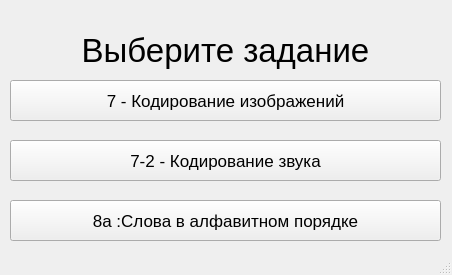
The window that data/choice.ui (ChibisGames/PyQt_trainer) describes before a commit, drawn with Qt 5.
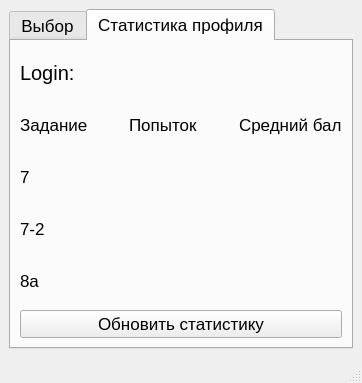
The same window after the commit. The open tabs and pages were chosen to show the change.

Patch:
```diff
--- a/data/choice.ui
+++ b/data/choice.ui
@@ -6,8 +6,8 @@
    <rect>
     <x>0</x>
     <y>0</y>
-    <width>452</width>
-    <height>275</height>
+    <width>362</width>
+    <height>383</height>
    </rect>
   </property>
   <property name="font">
@@ -19,15 +19,32 @@
    <string>Тренажёр</string>
   </property>
   <widget class="QWidget" name="centralwidget">
+   <layout class="QFormLayout" name="formLayout">
+    <item row="0" column="0" colspan="2">
+     <widget class="QTabWidget" name="tabWidget">
+      <property name="currentIndex">
+       <number>0</number>
+      </property>
+      <widget class="QWidget" name="Choice">
+       <attribute name="title">
+        <string>Выбор</string>
+       </attribute>
+       <layout class="QGridLayout" name="gridLayout">
+        <item row="3" column="0">
+         <widget class="QPushButton" name="num_8a">
+          <property name="sizePolicy">
+           <sizepolicy hsizetype="Expanding" vsizetype="Expanding">
+            <horstretch>0</horstretch>
+            <verstretch>0</verstretch>
+           </sizepolicy>
+          </property>
+          <property name="text">
+           <string>8a :Слова в алфавитном порядке</string>
+          </property>
+         </widget>
+        </item>
+        <item row="0" column="0">
    <widget class="QLabel" name="label">
-    <property name="geometry">
-     <rect>
-      <x>10</x>
-      <y>20</y>
-      <width>431</width>
-      <height>61</height>
-     </rect>
-    </property>
     <property name="sizePolicy">
      <sizepolicy hsizetype="Expanding" vsizetype="Expanding">
       <horstretch>0</horstretch>
@@ -49,34 +66,9 @@
      <set>Qt::AlignCenter</set>
     </property>
    </widget>
-   <widget class="QPushButton" name="num_8a">
-    <property name="geometry">
-     <rect>
-      <x>10</x>
-      <y>200</y>
-      <width>431</width>
-      <height>41</height>
-     </rect>
-    </property>
-    <property name="sizePolicy">
-     <sizepolicy hsizetype="Expanding" vsizetype="Expanding">
-      <horstretch>0</horstretch>
-      <verstretch>0</verstretch>
-     </sizepolicy>
-    </property>
-    <property name="text">
-     <string>8a :Слова в алфавитном порядке</string>
-    </property>
-   </widget>
+        </item>
+        <item row="1" column="0">
    <widget class="QPushButton" name="num_7_1">
-    <property name="geometry">
-     <rect>
-      <x>10</x>
-      <y>80</y>
-      <width>431</width>
-      <height>41</height>
-     </rect>
-    </property>
     <property name="sizePolicy">
      <sizepolicy hsizetype="Expanding" vsizetype="Expanding">
       <horstretch>0</horstretch>
@@ -87,15 +79,9 @@
      <string>7 - Кодирование изображений</string>
     </property>
    </widget>
+        </item>
+        <item row="2" column="0">
    <widget class="QPushButton" name="num_7_2">
-    <property name="geometry">
-     <rect>
-      <x>10</x>
-      <y>140</y>
-      <width>431</width>
-      <height>41</height>
-     </rect>
-    </property>
     <property name="sizePolicy">
      <sizepolicy hsizetype="Expanding" vsizetype="Expanding">
       <horstretch>0</horstretch>
@@ -106,6 +92,142 @@
      <string>7-2 - Кодирование звука</string>
     </property>
    </widget>
+        </item>
+       </layout>
+      </widget>
+      <widget class="QWidget" name="Profile">
+       <attribute name="title">
+        <string>Статистика профиля</string>
+       </attribute>
+       <layout class="QGridLayout" name="gridLayout_3">
+        <item row="0" column="0">
+         <layout class="QGridLayout" name="gridLayout_2">
+          <item row="0" column="0">
+           <widget class="QLabel" name="la_login">
+            <property name="font">
+             <font>
+              <pointsize>15</pointsize>
+             </font>
+            </property>
+            <property name="text">
+             <string>Login:</string>
+            </property>
+           </widget>
+          </item>
+          <item row="0" column="1" colspan="3">
+           <widget class="QLabel" name="la_login_2">
+            <property name="font">
+             <font>
+              <pointsize>15</pointsize>
+             </font>
+            </property>
+            <property name="text">
+             <string/>
+            </property>
+           </widget>
+          </item>
+          <item row="1" column="0" colspan="4">
+           <layout class="QHBoxLayout" name="horizontalLayout">
+            <item>
+             <widget class="QLabel" name="label_2">
+              <property name="text">
+               <string>Задание</string>
+              </property>
+             </widget>
+            </item>
+            <item>
+             <widget class="QLabel" name="label_3">
+              <property name="text">
+               <string>Попыток</string>
+              </property>
+             </widget>
+            </item>
+            <item>
+             <widget class="QLabel" name="label_4">
+              <property name="text">
+               <string>Средний бал</string>
+              </property>
+             </widget>
+            </item>
+           </layout>
+          </item>
+          <item row="2" column="0" colspan="2">
+           <widget class="QLabel" name="label_5">
+            <property name="text">
+             <string>7</string>
+            </property>
+           </widget>
+          </item>
+          <item row="2" column="2">
+           <widget class="QLabel" name="ltry71">
+            <property name="text">
+             <string/>
+            </property>
+           </widget>
+          </item>
+          <item row="2" column="3">
+           <widget class="QLabel" name="lmb71">
+            <property name="text">
+             <string/>
+            </property>
+           </widget>
+          </item>
+          <item row="3" column="0" colspan="2">
+           <widget class="QLabel" name="label_8">
+            <property name="text">
+             <string>7-2</string>
+            </property>
+           </widget>
+          </item>
+          <item row="3" column="2">
+           <widget class="QLabel" name="ltry72">
+            <property name="text">
+             <string/>
+            </property>
+           </widget>
+          </item>
+          <item row="3" column="3">
+           <widget class="QLabel" name="lmb72">
+            <property name="text">
+             <string/>
+            </property>
+           </widget>
+          </item>
+          <item row="4" column="0" colspan="2">
+           <widget class="QLabel" name="label_11">
+            <property name="text">
+             <string>8a</string>
+            </property>
+           </widget>
+          </item>
+          <item row="4" column="2">
+           <widget class="QLabel" name="ltry8a">
+            <property name="text">
+             <string/>
+            </property>
+           </widget>
+          </item>
+          <item row="4" column="3">
+           <widget class="QLabel" name="lmb8a">
+            <property name="text">
+             <string/>
+            </property>
+           </widget>
+          </item>
+         </layout>
+        </item>
+        <item row="1" column="0">
+         <widget class="QPushButton" name="reload_stats">
+          <property name="text">
+           <string>Обновить статистику</string>
+          </property>
+         </widget>
+        </item>
+       </layout>
+      </widget>
+     </widget>
+    </item>
+   </layout>
   </widget>
   <widget class="QStatusBar" name="statusbar"/>
  </widget>
```
Lines whose indentation alone changed are shown as unchanged.
